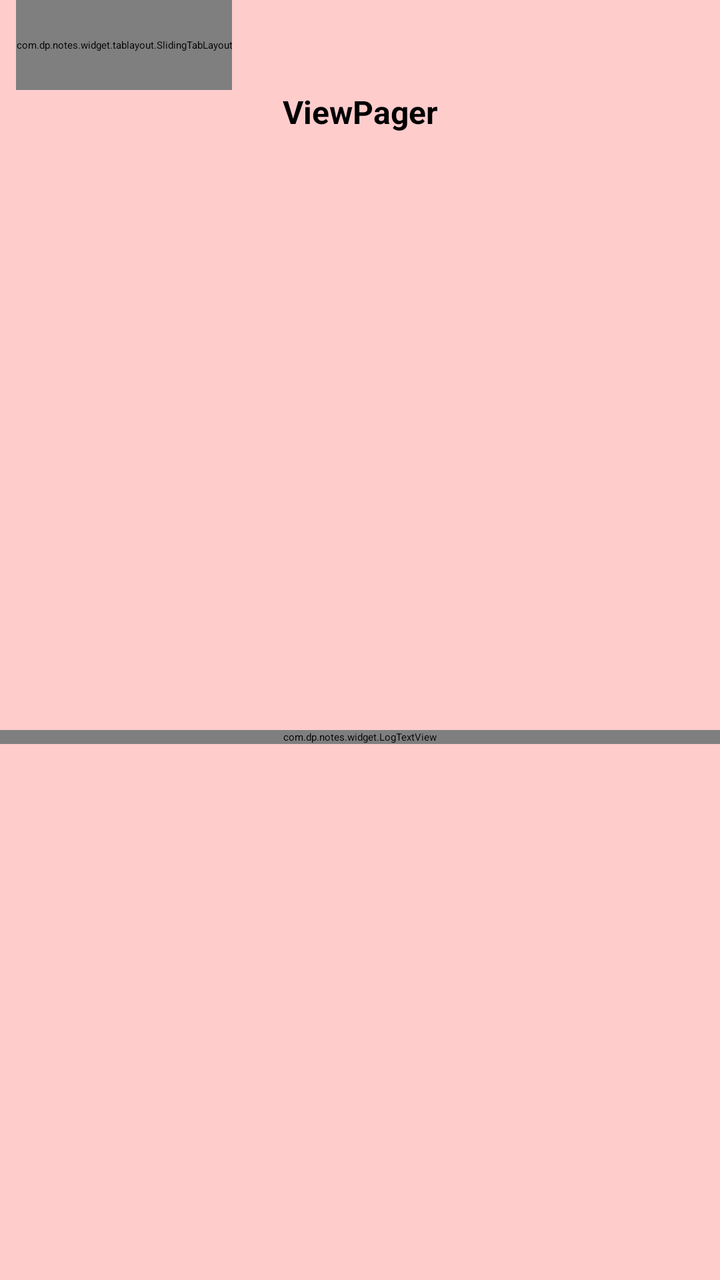
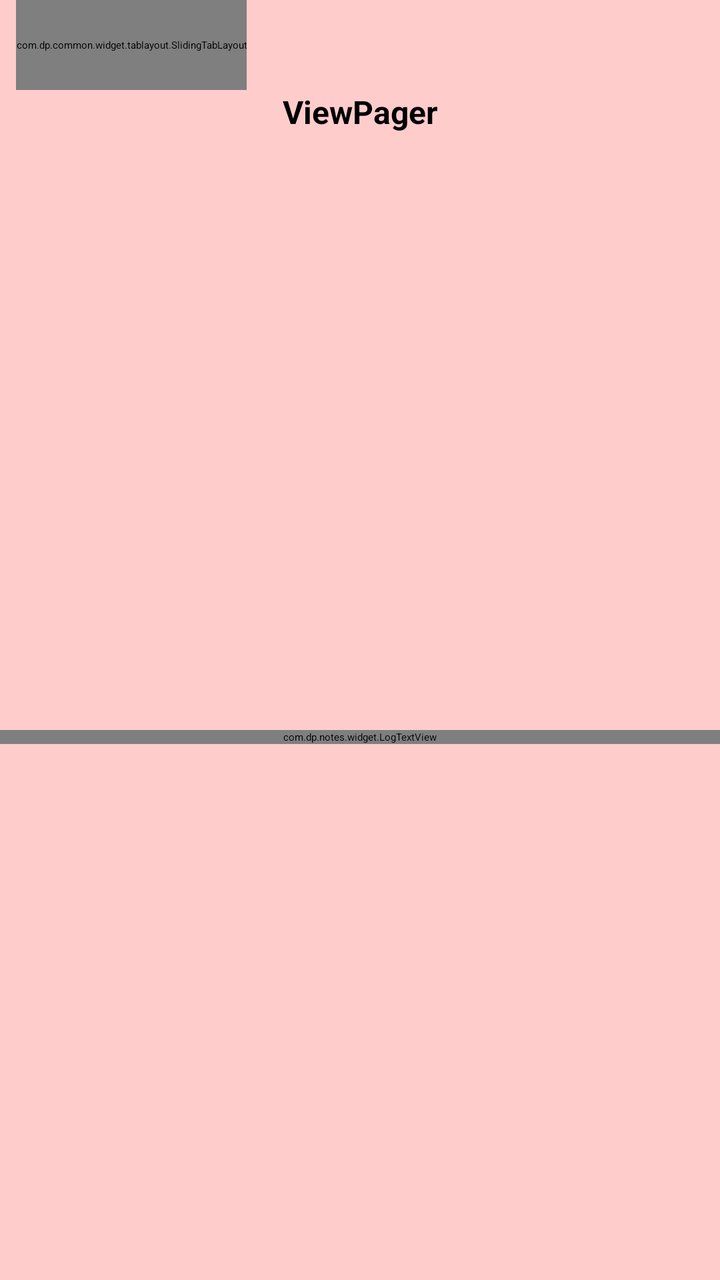

Screens rendered from an Android XML layout before and after an edit, with the pre-edit source and the edit as a unified diff.
<!-- AndroidManifest.xml: application theme Theme.Activity.Base -->
<!-- res/layout/notes_fragment_two.xml -->
<?xml version="1.0" encoding="utf-8"?>
<androidx.constraintlayout.widget.ConstraintLayout xmlns:android="http://schemas.android.com/apk/res/android"
    xmlns:app="http://schemas.android.com/apk/res-auto"
    android:layout_width="match_parent"
    android:layout_height="match_parent"
    android:background="#33ff0000">

    <com.dp.notes.widget.tablayout.SlidingTabLayout
        android:id="@+id/tabLayout"
        android:layout_width="wrap_content"
        android:layout_height="45dp"
        android:layout_gravity="center"
        android:layout_marginLeft="8dp"
        android:overScrollMode="never"
        app:layout_constraintStart_toStartOf="parent"
        app:layout_constraintTop_toTopOf="parent"
        app:tl_indicator_color="#ff0000"
        app:tl_indicator_corner_radius="2dp"
        app:tl_indicator_height="3dp"
        app:tl_indicator_margin_bottom="5.5dp"
        app:tl_indicator_width="18dp"
        app:tl_tab_padding="12dp"
        app:tl_textSelectBold="true"
        app:tl_textSelectColor="#00ff00"
        app:tl_textSelectsize="19sp"
        app:tl_textUnselectColor="#808080"
        app:tl_textsize="16sp" />

    <androidx.viewpager.widget.ViewPager
        android:id="@+id/viewPager"
        android:layout_width="match_parent"
        android:layout_height="0dp"
        app:layout_constraintBottom_toBottomOf="parent"
        app:layout_constraintTop_toBottomOf="@+id/tabLayout" />

    <TextView
        android:layout_width="match_parent"
        android:layout_height="wrap_content"
        android:gravity="center"
        android:text="ViewPager"
        android:textSize="16dp"
        android:textStyle="bold"
        app:layout_constraintTop_toBottomOf="@+id/tabLayout" />

    <ScrollView
        android:layout_width="match_parent"
        android:layout_height="0dp"
        android:layout_marginTop="320dp"
        app:layout_constraintBottom_toBottomOf="parent"
        app:layout_constraintTop_toBottomOf="@+id/tabLayout">

        <com.dp.notes.widget.LogTextView
            android:id="@+id/textview"
            android:layout_width="match_parent"
            android:layout_height="match_parent" />
    </ScrollView>
</androidx.constraintlayout.widget.ConstraintLayout>
<!-- resources referenced by this layout -->
<resources>

</resources>

<!-- the commit's change to res/layout/notes_fragment_two.xml (unified diff, before → after) -->
@@ -5,7 +5,7 @@
     android:layout_height="match_parent"
     android:background="#33ff0000">
 
-    <com.dp.notes.widget.tablayout.SlidingTabLayout
+    <com.dp.common.widget.tablayout.SlidingTabLayout
         android:id="@+id/tabLayout"
         android:layout_width="wrap_content"
         android:layout_height="45dp"
